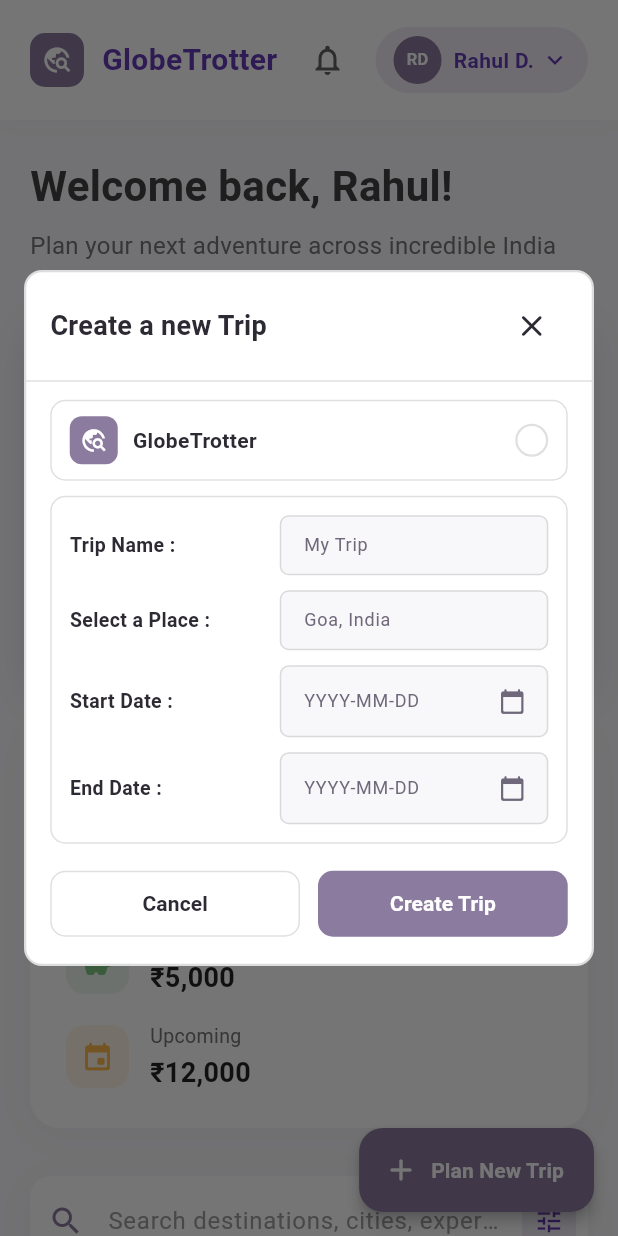
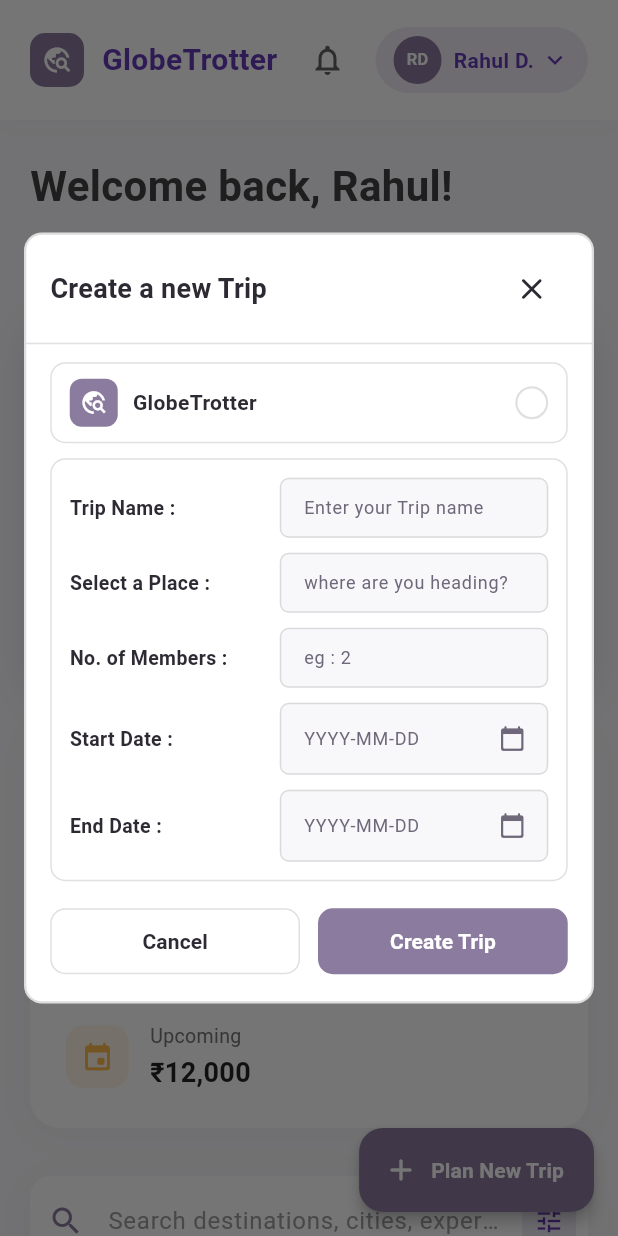
Before and after one commit to Jaga0001/globe_trotter, a Flutter app: the MainPage screen opened directly, after a tap on "Plan New Trip", on a phone screen of 412 x 824 dp. Run offline on Flutter 3.47's test engine with Material 3 defaults, Android fonts, the phone set to English and light mode, and no system bars.

Commit message:
made alert changes

```diff
--- a/lib/components/create_alert.dart
+++ b/lib/components/create_dialog.dart
@@ -1,14 +1,17 @@
 import 'package:flutter/material.dart';
+import 'package:flutter/services.dart';
 
 class CreateTripResult {
   final String tripName;
   final String place;
+  final int? members;
   final DateTime? startDate;
   final DateTime? endDate;
 
   const CreateTripResult({
     required this.tripName,
     required this.place,
+    required this.members,
     required this.startDate,
     required this.endDate,
   });
@@ -44,6 +47,7 @@ class _CreateTripDialogState extends State<_CreateTripDialog> {
 
   final TextEditingController _tripNameController = TextEditingController();
   final TextEditingController _placeController = TextEditingController();
+  final TextEditingController _membersController = TextEditingController();
   final TextEditingController _startDateController = TextEditingController();
   final TextEditingController _endDateController = TextEditingController();
 
@@ -54,9 +58,16 @@ class _CreateTripDialogState extends State<_CreateTripDialog> {
   void dispose() {
     _tripNameController.dispose();
     _placeController.dispose();
+    _membersController.dispose();
     _startDateController.dispose();
     _endDateController.dispose();
     super.dispose();
+  }
+
+  int? _parseMembers() {
+    final raw = _membersController.text.trim();
+    if (raw.isEmpty) return null;
+    return int.tryParse(raw);
   }
 
   String _formatDate(DateTime date) {
@@ -103,6 +114,7 @@ class _CreateTripDialogState extends State<_CreateTripDialog> {
       CreateTripResult(
         tripName: _tripNameController.text.trim(),
         place: _placeController.text.trim(),
+        members: _parseMembers(),
         startDate: _startDate,
         endDate: _endDate,
       ),
@@ -243,13 +255,19 @@ class _CreateTripDialogState extends State<_CreateTripDialog> {
           _labeledField(
             label: 'Trip Name :',
             controller: _tripNameController,
-            hintText: 'My Trip',
+            hintText: 'Enter your Trip name',
           ),
           const SizedBox(height: 10),
           _labeledField(
             label: 'Select a Place :',
             controller: _placeController,
-            hintText: 'Goa, India',
+            hintText: 'where are you heading?',
+          ),
+          const SizedBox(height: 10),
+          _labeledNumberField(
+            label: 'No. of Members :',
+            controller: _membersController,
+            hintText: 'eg : 2',
           ),
           const SizedBox(height: 10),
           _labeledDateField(
@@ -265,6 +283,38 @@ class _CreateTripDialogState extends State<_CreateTripDialog> {
           ),
         ],
       ),
+    );
+  }
+
+  Widget _labeledNumberField({
+    required String label,
+    required TextEditingController controller,
+    required String hintText,
+  }) {
+    return Row(
+      children: [
+        SizedBox(
+          width: 140,
+          child: Text(
+            label,
+            style: const TextStyle(
+              color: _textPrimary,
+              fontSize: 13,
+              fontWeight: FontWeight.w600,
+            ),
+          ),
+        ),
+        Expanded(
+          child: _textField(
+            controller: controller,
+            hintText: hintText,
+            readOnly: false,
+            onTap: null,
+            keyboardType: TextInputType.number,
+            inputFormatters: [FilteringTextInputFormatter.digitsOnly],
+          ),
+        ),
+      ],
     );
   }
 
@@ -335,11 +385,15 @@ class _CreateTripDialogState extends State<_CreateTripDialog> {
     required bool readOnly,
     required VoidCallback? onTap,
     IconData? suffixIcon,
+    TextInputType? keyboardType,
+    List<TextInputFormatter>? inputFormatters,
   }) {
     return TextField(
       controller: controller,
       readOnly: readOnly,
       onTap: onTap,
+      keyboardType: keyboardType,
+      inputFormatters: inputFormatters,
       style: const TextStyle(color: _textPrimary, fontSize: 13),
       decoration: InputDecoration(
         isDense: true,
--- a/lib/screens/main_page.dart
+++ b/lib/screens/main_page.dart
@@ -1,5 +1,5 @@
 import 'package:flutter/material.dart';
-import 'package:globe_trotter/components/create_alert.dart';
+import 'package:globe_trotter/components/create_dialog.dart';
 
 class MainPage extends StatefulWidget {
   const MainPage({super.key});
```
